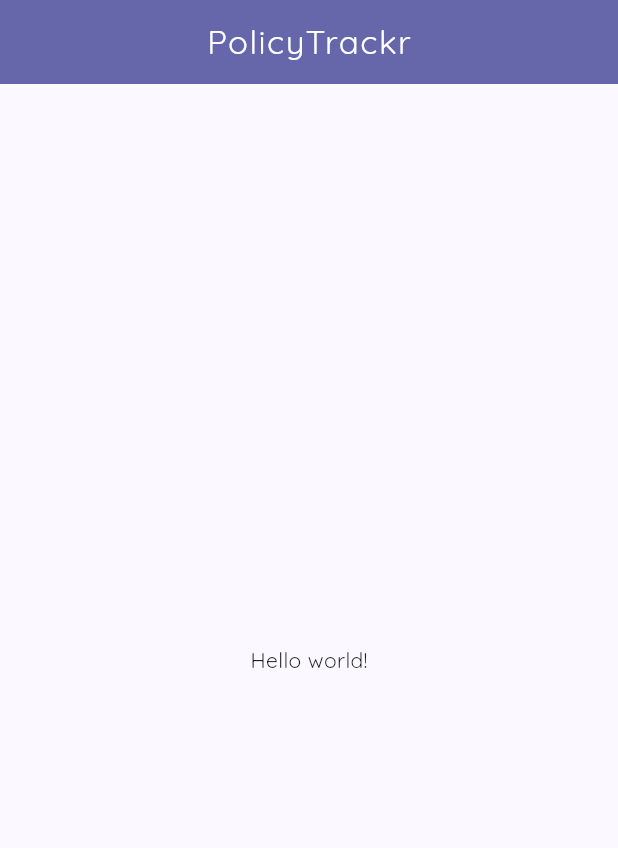
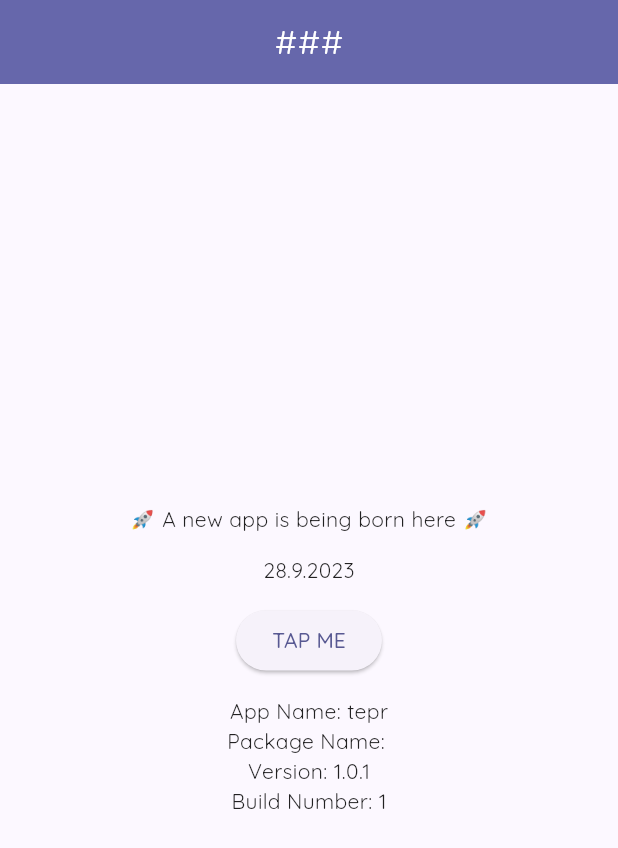
Before and after one commit to johninquest/posa, a Flutter app: the screen it shows after launch, on a phone screen of 412 x 824 dp. Shown: the top 848 px of the screen. Run offline on Flutter 3.47's test engine with Material 2 defaults, Android fonts, the phone set to English and light mode, and no system bars; our stand-ins replace google_fonts, package_info_plus.

Commit message:
still bootstrapping

```diff
--- a/lib/pages/home.dart
+++ b/lib/pages/home.dart
@@ -1,4 +1,6 @@
 import 'package:flutter/material.dart';
+import 'package:tepr/utils/app_data.dart';
+import 'package:tepr/utils/date_time_helper.dart';
 import '../style/colors.dart';
 
 class HomePage extends StatelessWidget {
@@ -6,11 +8,12 @@ class HomePage extends StatelessWidget {
 
   @override
   Widget build(BuildContext context) {
+    final dtHelper = DateTimeHelper();
     return Scaffold(
       appBar: AppBar(
         backgroundColor: primaryColor,
         title: const Text(
-          'PolicyTrackr',
+          '###',
           style: TextStyle(color: textWhiteColor, letterSpacing: 1.0),
         ),
         centerTitle: true,
@@ -26,10 +29,30 @@ class HomePage extends StatelessWidget {
         ],
       ),
       /* drawer: const LeftMenu(), */
-      body: const Center(
-          child: Center(
-        child: Text('Hello world!'),
-      )),
+      body: Center(
+          child: Column(mainAxisAlignment: MainAxisAlignment.center, children: [
+        const Text('🚀 A new app is being born here 🚀'),
+        const SizedBox(
+          height: 13.0,
+        ),
+        Text(dtHelper.deTimestamp()),
+        const SizedBox(
+          height: 13.0,
+        ),
+        /*  Text(dtHelper.localDateTimeNow()),
+        const SizedBox(
+          height: 13.0,
+        ), */
+        ElevatedButton(
+          style: ElevatedButton.styleFrom(),
+          onPressed: () {},
+          child: const Text('TAP ME'),
+        ),
+        const SizedBox(
+          height: 13.0,
+        ),
+        const AppData(),
+      ])),
       /* bottomNavigationBar: const BottomNavBar(), */
     );
   }
--- /dev/null
+++ b/lib/utils/app_data.dart
@@ -0,0 +1,39 @@
+import 'package:flutter/material.dart';
+import 'package:package_info_plus/package_info_plus.dart';
+
+class AppData extends StatefulWidget {
+  const AppData({super.key});
+
+  @override
+  State<AppData> createState() => _AppDataState();
+}
+
+class _AppDataState extends State<AppData> {
+  final Future<PackageInfo> _packageInfo = PackageInfo.fromPlatform();
+
+  @override
+  Widget build(BuildContext context) {
+    return Center(
+        child: FutureBuilder<PackageInfo>(
+            future: _packageInfo,
+            builder:
+                (BuildContext context, AsyncSnapshot<PackageInfo> snapshot) {
+              if (snapshot.hasError) {
+                return const Text('ERROR');
+              } else if (!snapshot.hasData) {
+                return const Text('Loading...');
+              }
+
+              final data = snapshot.data!;
+              return Column(
+                mainAxisAlignment: MainAxisAlignment.center,
+                children: [
+                  Text('App Name: ${data.appName}'),
+                  Text('Package Name: ${data.packageName}'),
+                  Text('Version: ${data.version}'),
+                  Text('Build Number: ${data.buildNumber}'),
+                ],
+              );
+            }));
+  }
+}
--- /dev/null
+++ b/lib/utils/date_time_helper.dart
@@ -0,0 +1,16 @@
+class DateTimeHelper {
+  deTimestamp() {
+    DateTime now = DateTime.now();
+    int year = now.year;
+    int month = now.month;
+    int day = now.day;
+    String dtString = '$day.$month.$year';
+    return dtString;
+  }
+
+  localDateTimeNow() {
+    DateTime now = DateTime.now();
+    DateTime localNow = now.toLocal();
+    return '$localNow';
+  }
+}
--- a/pubspec.yaml
+++ b/pubspec.yaml
@@ -16,7 +16,7 @@ publish_to: "none" # Remove this line if you wish to publish to pub.dev
 # https://developer.apple.com/library/archive/documentation/General/Reference/InfoPlistKeyReference/Articles/CoreFoundationKeys.html
 # In Windows, build-name is used as the major, minor, and patch parts
 # of the product and file versions while build-number is used as the build suffix.
-version: 1.0.0+1
+version: 1.0.1+1
 
 environment:
   sdk: ">=3.1.2 <4.0.0"
@@ -32,6 +32,7 @@ dependencies:
     sdk: flutter
   intl: ^0.18.1
   http: ^1.1.0
+  package_info_plus: ^4.1.0
   google_fonts: ^6.1.0
   url_launcher: ^6.1.14
 
```
Also changed, not shown: pubspec.lock, 1 other file.
